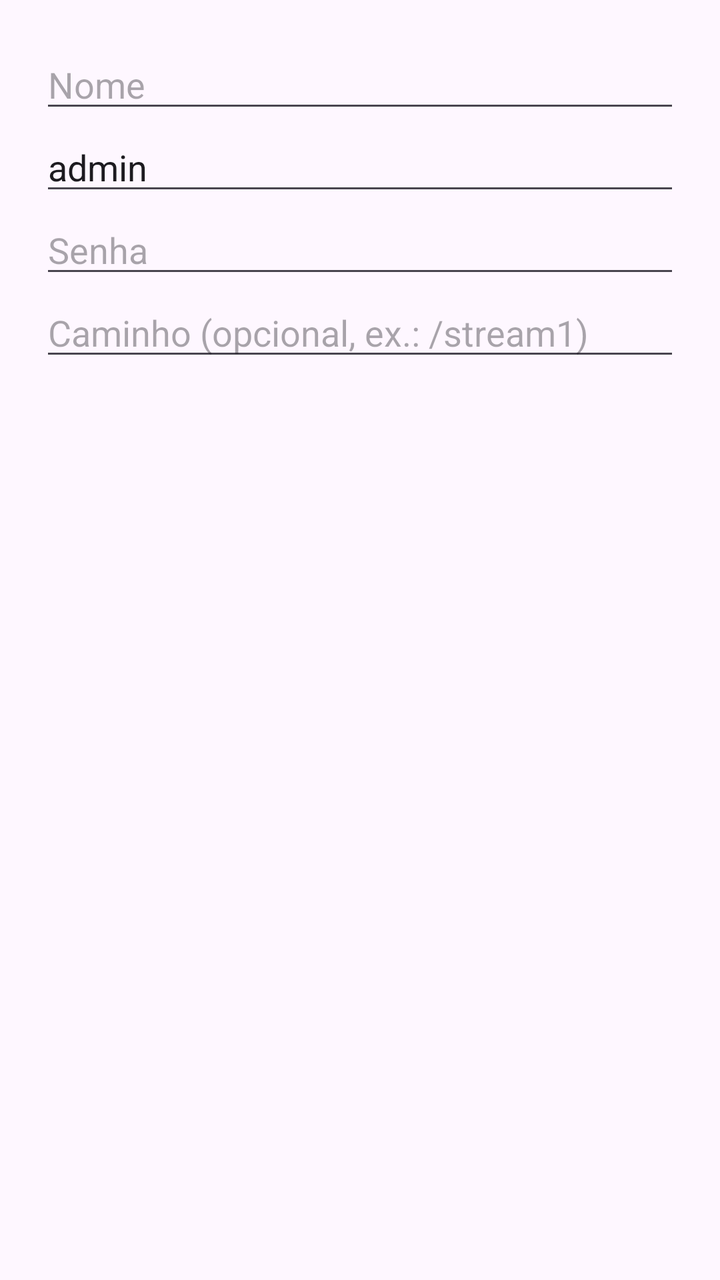
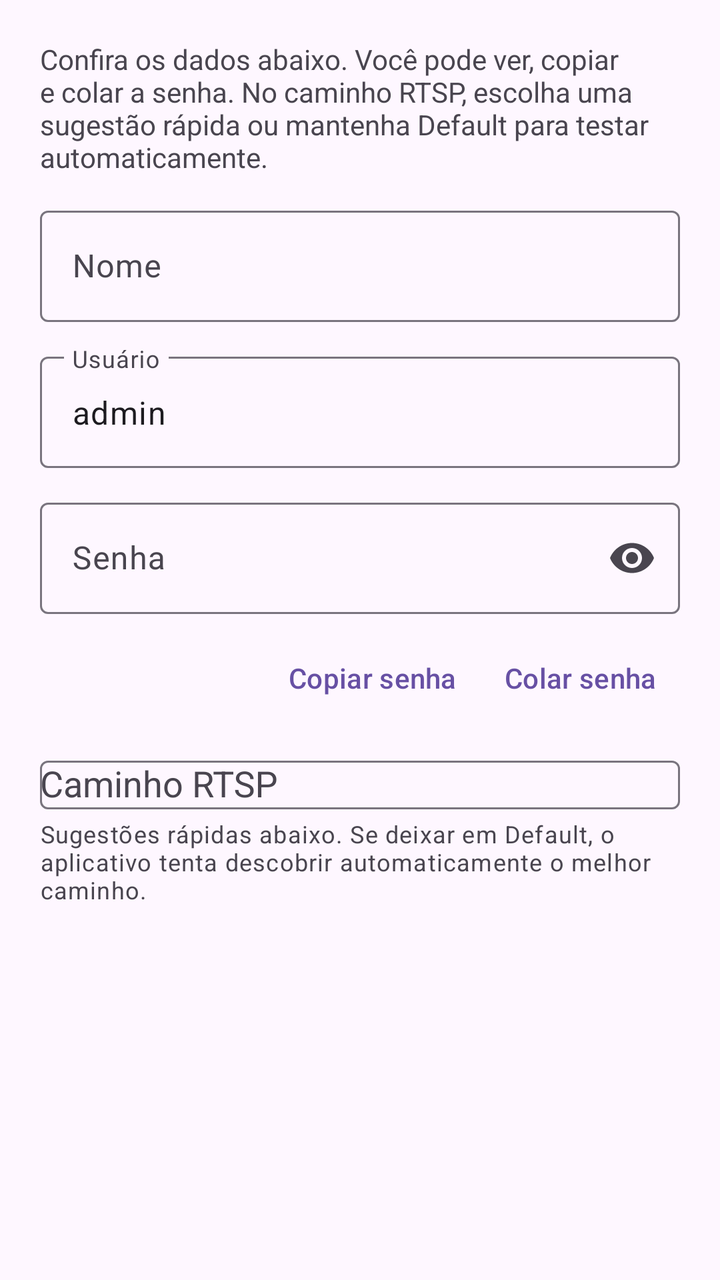

The first picture is an Android layout as it rendered before a commit; the second is the same layout after the commit. The layout source and the unified diff follow.
<!-- AndroidManifest.xml: application theme Theme.MinhaCamera -->
<!-- res/layout/dialog_scan_camera.xml -->
<?xml version="1.0" encoding="utf-8"?>
<LinearLayout xmlns:android="http://schemas.android.com/apk/res/android"
    android:layout_width="match_parent"
    android:layout_height="wrap_content"
    android:orientation="vertical"
    android:padding="20dp">

    <EditText
        android:id="@+id/etName"
        android:layout_width="match_parent"
        android:layout_height="wrap_content"
        android:hint="@string/nome"
        android:inputType="textCapSentences" />

    <EditText
        android:id="@+id/etUser"
        android:layout_width="match_parent"
        android:layout_height="wrap_content"
        android:hint="@string/usuario"
        android:inputType="text"
        android:text="admin" />

    <EditText
        android:id="@+id/etPass"
        android:layout_width="match_parent"
        android:layout_height="wrap_content"
        android:hint="@string/senha"
        android:inputType="textPassword" />

    <EditText
        android:id="@+id/etPath"
        android:layout_width="match_parent"
        android:layout_height="wrap_content"
        android:hint="@string/caminho_hint"
        android:inputType="textUri" />
</LinearLayout>
<!-- resources referenced by this layout -->
<resources>
  <string name="caminho_hint">Caminho (opcional, ex.: /stream1)</string>
  <string name="nome">Nome</string>
  <string name="senha">Senha</string>
  <string name="usuario">Usuário</string>
  <style name="Theme.MinhaCamera" parent="Theme.Material3.DayNight" />
</resources>

<!-- the commit's change to res/layout/dialog_scan_camera.xml (unified diff, before → after) -->
@@ -1,36 +1,110 @@
 <?xml version="1.0" encoding="utf-8"?>
-<LinearLayout xmlns:android="http://schemas.android.com/apk/res/android"
+<ScrollView xmlns:android="http://schemas.android.com/apk/res/android"
+    xmlns:app="http://schemas.android.com/apk/res-auto"
     android:layout_width="match_parent"
-    android:layout_height="wrap_content"
-    android:orientation="vertical"
-    android:padding="20dp">
+    android:layout_height="wrap_content">
 
-    <EditText
-        android:id="@+id/etName"
+    <LinearLayout
         android:layout_width="match_parent"
         android:layout_height="wrap_content"
-        android:hint="@string/nome"
-        android:inputType="textCapSentences" />
+        android:orientation="vertical"
+        android:padding="20dp">
 
-    <EditText
-        android:id="@+id/etUser"
-        android:layout_width="match_parent"
-        android:layout_height="wrap_content"
-        android:hint="@string/usuario"
-        android:inputType="text"
-        android:text="admin" />
+        <TextView
+            android:id="@+id/tvInfo"
+            android:layout_width="match_parent"
+            android:layout_height="wrap_content"
+            android:layout_marginBottom="12dp"
+            android:text="@string/configure_camera_hint" />
 
-    <EditText
-        android:id="@+id/etPass"
-        android:layout_width="match_parent"
-        android:layout_height="wrap_content"
-        android:hint="@string/senha"
-        android:inputType="textPassword" />
+        <com.google.android.material.textfield.TextInputLayout
+            android:layout_width="match_parent"
+            android:layout_height="wrap_content"
+            android:hint="@string/nome">
 
-    <EditText
-        android:id="@+id/etPath"
-        android:layout_width="match_parent"
-        android:layout_height="wrap_content"
-        android:hint="@string/caminho_hint"
-        android:inputType="textUri" />
-</LinearLayout>
+            <com.google.android.material.textfield.TextInputEditText
+                android:id="@+id/etName"
+                android:layout_width="match_parent"
+                android:layout_height="wrap_content"
+                android:inputType="textCapSentences" />
+        </com.google.android.material.textfield.TextInputLayout>
+
+        <com.google.android.material.textfield.TextInputLayout
+            android:layout_width="match_parent"
+            android:layout_height="wrap_content"
+            android:layout_marginTop="12dp"
+            android:hint="@string/usuario">
+
+            <com.google.android.material.textfield.TextInputEditText
+                android:id="@+id/etUser"
+                android:layout_width="match_parent"
+                android:layout_height="wrap_content"
+                android:inputType="text"
+                android:text="admin" />
+        </com.google.android.material.textfield.TextInputLayout>
+
+        <com.google.android.material.textfield.TextInputLayout
+            android:layout_width="match_parent"
+            android:layout_height="wrap_content"
+            android:layout_marginTop="12dp"
+            android:hint="@string/senha"
+            app:endIconMode="password_toggle">
+
+            <com.google.android.material.textfield.TextInputEditText
+                android:id="@+id/etPass"
+                android:layout_width="match_parent"
+                android:layout_height="wrap_content"
+                android:inputType="textPassword" />
+        </com.google.android.material.textfield.TextInputLayout>
+
+        <LinearLayout
+            android:layout_width="match_parent"
+            android:layout_height="wrap_content"
+            android:layout_marginTop="8dp"
+            android:gravity="end"
+            android:orientation="horizontal">
+
+            <com.google.android.material.button.MaterialButton
+                android:id="@+id/btnCopyPass"
+                style="@style/Widget.Material3.Button.TextButton"
+                android:layout_width="wrap_content"
+                android:layout_height="wrap_content"
+                android:text="@string/copiar_senha" />
+
+            <com.google.android.material.button.MaterialButton
+                android:id="@+id/btnPastePass"
+                style="@style/Widget.Material3.Button.TextButton"
+                android:layout_width="wrap_content"
+                android:layout_height="wrap_content"
+                android:text="@string/colar_senha" />
+        </LinearLayout>
+
+        <com.google.android.material.textfield.TextInputLayout
+            android:layout_width="match_parent"
+            android:layout_height="wrap_content"
+            android:layout_marginTop="12dp"
+            android:hint="@string/caminho_rtsp">
+            <com.google.android.material.textfield.MaterialAutoCompleteTextView
+                android:id="@+id/etPath"
+                android:layout_width="match_parent"
+                android:layout_height="wrap_content"
+                android:completionThreshold="0"
+                android:inputType="textUri" />
+        </com.google.android.material.textfield.TextInputLayout>
+
+        <TextView
+            android:layout_width="match_parent"
+            android:layout_height="wrap_content"
+            android:layout_marginTop="4dp"
+            android:text="@string/caminho_default_hint"
+            android:textAppearance="?attr/textAppearanceBodySmall" />
+
+        <com.google.android.material.chip.ChipGroup
+            android:id="@+id/chipPaths"
+            android:layout_width="match_parent"
+            android:layout_height="wrap_content"
+            android:layout_marginTop="8dp"
+            app:singleLine="false"
+            app:singleSelection="false" />
+    </LinearLayout>
+</ScrollView>
<!-- resource entries referenced after the edit -->
@@ -1,6 +1,10 @@
 <!-- resources referenced by this layout -->
 <resources>
-  <string name="caminho_hint">Caminho (opcional, ex.: /stream1)</string>
+  <string name="caminho_default_hint">Sugestões rápidas abaixo. Se deixar em Default, o aplicativo tenta descobrir automaticamente o melhor caminho.</string>
+  <string name="caminho_rtsp">Caminho RTSP</string>
+  <string name="colar_senha">Colar senha</string>
+  <string name="configure_camera_hint">Confira os dados abaixo. Você pode ver, copiar e colar a senha. No caminho RTSP, escolha uma sugestão rápida ou mantenha Default para testar automaticamente.</string>
+  <string name="copiar_senha">Copiar senha</string>
   <string name="nome">Nome</string>
   <string name="senha">Senha</string>
   <string name="usuario">Usuário</string>
